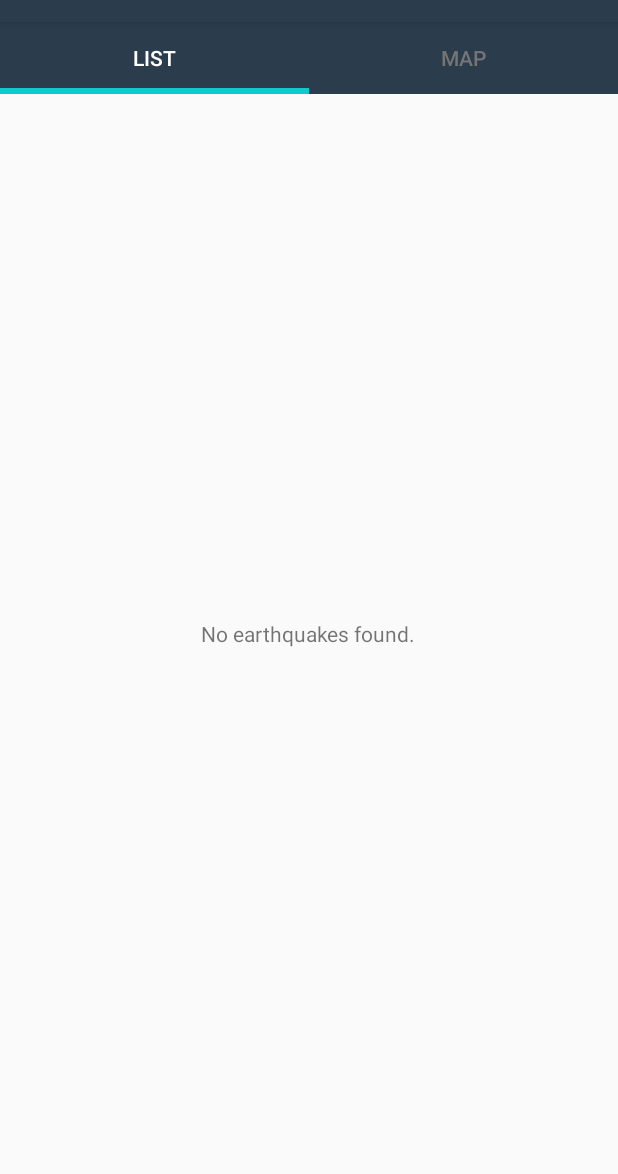
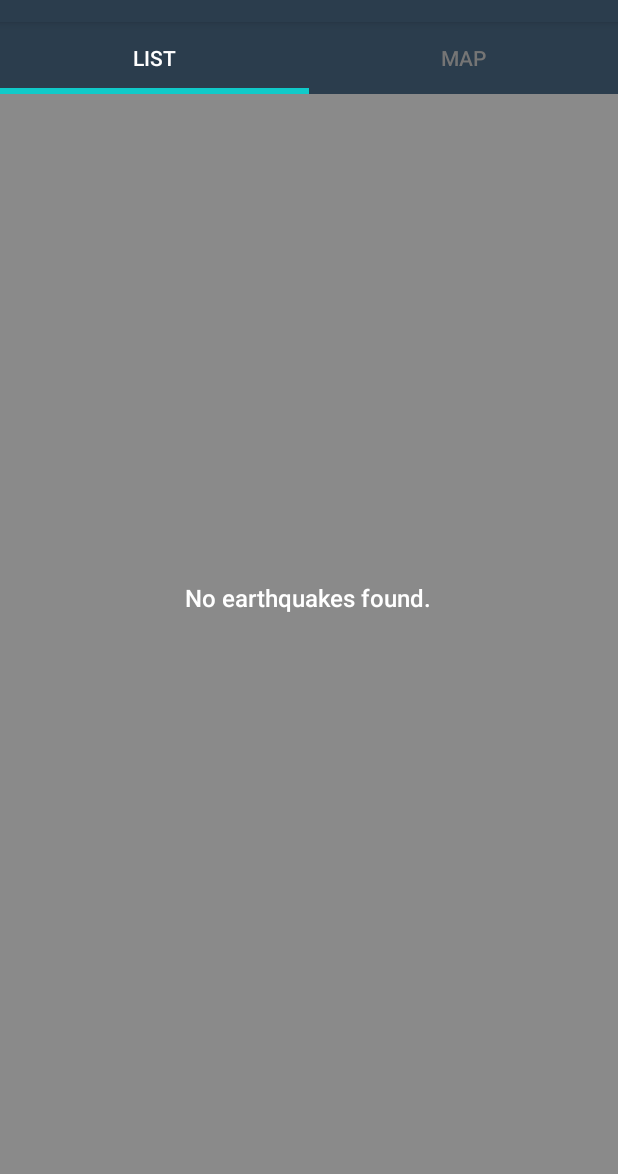
Before and after one commit to samhoffman848/udacity, an Android app: the screen it shows after launch (EarthquakeActivity), on a phone screen of 412 x 824 dp, the part 62-1236 px from its top. Run offline under Robolectric (Android 15) with nearby library versions, the phone set to English and light mode, and no system bars; libraries missing offline, so code that uses them is left out: com.appyvet.materialrangebar, com.jaredrummler.materialspinner, info.hoang8f.android; plain views replace SegmentedGroup; 3 statements that could not run were skipped.

Commit message:
map updates with new search and filtering works

```diff
--- a/QuakeReport/app/src/main/java/com/example/android/quakereport/EarthquakeActivity.java
+++ b/QuakeReport/app/src/main/java/com/example/android/quakereport/EarthquakeActivity.java
@@ -24,10 +24,13 @@ import android.util.Log;
 import android.view.Menu;
 import android.view.MenuInflater;
 import android.view.MenuItem;
+import android.view.View;
 
-public class EarthquakeActivity extends AppCompatActivity implements EarthquakeMapFragment.FragmentListener{
+public class EarthquakeActivity extends AppCompatActivity implements EarthquakeMapFragment.FragmentMapListener, EarthquakeFragment.FragmentListListener{
     EarthquakeFragment mEarthquakeFragment;
     public SimpleFragmentPagerAdapter mAdapter;
+
+    public View mOverlay;
 
     public static final String LOG_TAG = EarthquakeActivity.class.getName();
 
@@ -42,6 +45,8 @@ public class EarthquakeActivity extends AppCompatActivity implements EarthquakeM
 
         TabLayout tabLayout = (TabLayout) findViewById(R.id.tabView);
         tabLayout.setupWithViewPager(viewPager);
+
+        mOverlay = (View) findViewById(R.id.mapOverlay);
     }
 
     public Fragment getFragmentAtPos(int pos){
--- a/QuakeReport/app/src/main/java/com/example/android/quakereport/EarthquakeFragment.java
+++ b/QuakeReport/app/src/main/java/com/example/android/quakereport/EarthquakeFragment.java
@@ -13,6 +13,7 @@ import android.net.Uri;
 import android.os.Bundle;
 import android.support.annotation.Nullable;
 import android.support.v4.app.Fragment;
+import android.util.Log;
 import android.view.LayoutInflater;
 import android.view.View;
 import android.view.ViewGroup;
@@ -37,6 +38,11 @@ import java.util.List;
 import info.hoang8f.android.segmented.SegmentedGroup;
 
 public class EarthquakeFragment extends Fragment implements LoaderManager.LoaderCallbacks<List<QuakeItem>> {
+    EarthquakeMapFragment mEarthquakeMapFragment;
+    private FragmentListListener fragmentListListener;
+
+    View mOverlay;
+
     /** URL to query the USGS dataset for earthquake information */
     private static final String USGS_BASE_REQUEST_URL = "https://earthquake.usgs.gov/fdsnws/event/1/query?format=geojson&eventtype=earthquake";
 
@@ -72,6 +78,8 @@ public class EarthquakeFragment extends Fragment implements LoaderManager.Loader
     private EditText mFromDateText;
     private EditText mToDateText;
 
+    public static final String LOG_TAG = EarthquakeActivity.class.getName();
+
     public EarthquakeFragment() {
         // Required empty public constructor
     }
@@ -93,6 +101,8 @@ public class EarthquakeFragment extends Fragment implements LoaderManager.Loader
         mFromMonth = cal.get(Calendar.MONTH);
         mFromDay = cal.get(Calendar.DAY_OF_MONTH);
 
+        mOverlay = (View) getActivity().findViewById(R.id.mapOverlay);
+
         mFilterGroup = (SegmentedGroup) rootView.findViewById(R.id.filtersLayout);
         mFilterGroup.setOnCheckedChangeListener(new RadioGroup.OnCheckedChangeListener(){
             @Override
@@ -111,10 +121,10 @@ public class EarthquakeFragment extends Fragment implements LoaderManager.Loader
         // so the list can be populated in the user interface
         earthquakeListView.setAdapter(mAdapter);
 
-        mEmptyListTextView = (TextView) rootView.findViewById(R.id.emptyListTextView);
+        mEmptyListTextView = (TextView) getActivity().findViewById(R.id.emptyListTextView);
         earthquakeListView.setEmptyView(mEmptyListTextView);
 
-        mProgressBar = (ProgressBar) rootView.findViewById(R.id.progressBar);
+        mProgressBar = (ProgressBar) getActivity().findViewById(R.id.progressBar);
 
         earthquakeListView.setOnItemClickListener(new AdapterView.OnItemClickListener() {
             @Override
@@ -155,6 +165,21 @@ public class EarthquakeFragment extends Fragment implements LoaderManager.Loader
     }
 
 
+    public interface FragmentListListener{
+        public Fragment getFragmentAtPos(int pos);
+    }
+
+    @Override
+    public void onAttach(Context context) {
+        super.onAttach(context);
+        try {
+            fragmentListListener = (FragmentListListener) context;
+        } catch (ClassCastException castException) {
+            Log.e(LOG_TAG, "Activity failed to implement listener", castException);
+        }
+    }
+
+
     //-------------------------------------------------------------------------------------------
     /* Filter Methods */
     //-------------------------------------------------------------------------------------------
@@ -169,9 +194,6 @@ public class EarthquakeFragment extends Fragment implements LoaderManager.Loader
 
         mAdapter.resetData();
         mAdapter.getFilter().filter(filterString);
-
-        Bundle bundle = new Bundle();
-        bundle.putString("url", null);
     }
 
 
@@ -331,9 +353,15 @@ public class EarthquakeFragment extends Fragment implements LoaderManager.Loader
     //-------------------------------------------------------------------------------------------
     @Override
     public Loader<List<QuakeItem>> onCreateLoader(int i, Bundle args) {
+        Fragment page = fragmentListListener.getFragmentAtPos(1);
+        mEarthquakeMapFragment = (EarthquakeMapFragment) page;
+
         mAdapter.clear();
         mProgressBar.setVisibility(View.VISIBLE);
         mEmptyListTextView.setText("");
+        mFilterGroup.setVisibility(View.INVISIBLE);
+
+        mOverlay.setVisibility(View.VISIBLE);
 
         String url = args.getString("url");
 
@@ -343,14 +371,25 @@ public class EarthquakeFragment extends Fragment implements LoaderManager.Loader
 
     @Override
     public void onLoadFinished(Loader<List<QuakeItem>> loader, List<QuakeItem> earthquakes) {
+        Fragment page = fragmentListListener.getFragmentAtPos(1);
+        mEarthquakeMapFragment = (EarthquakeMapFragment) page;
+
         mAdapter.clear();
 
         mProgressBar.setVisibility(View.GONE);
 
         if (earthquakes != null && !earthquakes.isEmpty()){
             mAdapter.addAll(earthquakes);
+
+            ArrayList<QuakeItem> quakeList = new ArrayList<QuakeItem>(earthquakes);
+            mEarthquakeMapFragment.updateMapMarkers(quakeList);
+
             mEmptyListTextView.setText("");
+            mOverlay.setVisibility(View.INVISIBLE);
+            mFilterGroup.setVisibility(View.VISIBLE);
         } else {
+            mEarthquakeMapFragment.clearMapMarkers();
+
             mEmptyListTextView.setText(R.string.no_earthquake);
         }
     }
--- a/QuakeReport/app/src/main/java/com/example/android/quakereport/EarthquakeMapFragment.java
+++ b/QuakeReport/app/src/main/java/com/example/android/quakereport/EarthquakeMapFragment.java
@@ -24,7 +24,9 @@ import java.util.ArrayList;
 
 public class EarthquakeMapFragment extends Fragment implements OnMapReadyCallback {
     EarthquakeFragment mEarthquakeFragment;
-    private FragmentListener fragmentListener;
+    private FragmentMapListener fragmentMapListener;
+
+    GoogleMap mGoogleMap;
 
     public static final String LOG_TAG = EarthquakeActivity.class.getName();
 
@@ -37,14 +39,13 @@ public class EarthquakeMapFragment extends Fragment implements OnMapReadyCallbac
     public View onCreateView(LayoutInflater inflater, @Nullable ViewGroup container, @Nullable Bundle savedInstanceState) {
         View rootView = inflater.inflate(R.layout.earthquake_map_fragment, container, false);
 
-
         SupportMapFragment mapFragment = (SupportMapFragment) getChildFragmentManager().findFragmentById(R.id.map);
         mapFragment.getMapAsync(this);
 
         return rootView;
     }
 
-    public interface FragmentListener{
+    public interface FragmentMapListener{
         public Fragment getFragmentAtPos(int pos);
     }
 
@@ -52,30 +53,29 @@ public class EarthquakeMapFragment extends Fragment implements OnMapReadyCallbac
     public void onAttach(Context context) {
         super.onAttach(context);
         try {
-            fragmentListener = (FragmentListener) context;
+            fragmentMapListener = (FragmentMapListener) context;
         } catch (ClassCastException castException) {
             Log.e(LOG_TAG, "Activity failed to implement listener", castException);
         }
     }
 
-    //-------------------------------------------------------------------------------------------
-    /** Map Overrides */
-    //-------------------------------------------------------------------------------------------
-    @Override
-    public void onMapReady(GoogleMap googleMap) {
-        Fragment page = fragmentListener.getFragmentAtPos(0);
-        mEarthquakeFragment = (EarthquakeFragment) page;
 
-        ArrayList<QuakeItem> quakeList = mEarthquakeFragment.getQuakeList();
+    public void updateMapMarkers(ArrayList<QuakeItem> quakeList){
+        // Make sure google map object exists
+        if (mGoogleMap==null){
+            return;
+        }
+
+        clearMapMarkers();
 
         for(QuakeItem q : quakeList){
             String[] formattedString = QuakeAdapter.formatLocation(q.getLocation());
             LatLng pos = new LatLng(q.getLat(), q.getLng());
-            Marker marker = googleMap.addMarker(new MarkerOptions().position(pos));
+            Marker marker = mGoogleMap.addMarker(new MarkerOptions().position(pos));
             marker.setTitle(formattedString[1]);
             marker.setSnippet(q.getMagnitude() + " earthquake " + q.getLocation());
 
-            googleMap.setInfoWindowAdapter(new GoogleMap.InfoWindowAdapter() {
+            mGoogleMap.setInfoWindowAdapter(new GoogleMap.InfoWindowAdapter() {
 
                 @Override
                 public View getInfoWindow(Marker arg0) {
@@ -85,7 +85,7 @@ public class EarthquakeMapFragment extends Fragment implements OnMapReadyCallbac
                 @Override
                 public View getInfoContents(Marker marker) {
 
-                    Context context = getActivity(); //or getActivity(), YourActivity.this, etc.
+                    Context context = getActivity();
 
                     View infoWindow = LayoutInflater.from(getActivity()).inflate(R.layout.info_window, null);
                     TextView titleView = infoWindow.findViewById(R.id.titleText);
@@ -98,8 +98,30 @@ public class EarthquakeMapFragment extends Fragment implements OnMapReadyCallbac
                 }
             });
         }
+    }
 
+    public void clearMapMarkers(){
+        // Make sure google map object exists
+        if (mGoogleMap==null){
+            return;
+        }
 
+        mGoogleMap.clear();
+    }
+
+    //-------------------------------------------------------------------------------------------
+    /** Map Overrides */
+    //-------------------------------------------------------------------------------------------
+    @Override
+    public void onMapReady(GoogleMap googleMap) {
+        mGoogleMap = googleMap;
+
+        Fragment page = fragmentMapListener.getFragmentAtPos(0);
+        mEarthquakeFragment = (EarthquakeFragment) page;
+
+        ArrayList<QuakeItem> quakeList = mEarthquakeFragment.getQuakeList();
+
+        updateMapMarkers(quakeList);
 
         LatLng zero = new LatLng(0, 0);
         googleMap.moveCamera(CameraUpdateFactory.newLatLng(zero));
--- a/QuakeReport/app/src/main/java/com/example/android/quakereport/QuakeAdapter.java
+++ b/QuakeReport/app/src/main/java/com/example/android/quakereport/QuakeAdapter.java
@@ -166,6 +166,18 @@ public class QuakeAdapter extends ArrayAdapter<QuakeItem> implements Filterable
         quakeList = origQuakeList;
     }
 
+    public int getCount() {
+        return quakeList.size();
+    }
+
+    public QuakeItem getItem(int position) {
+        return quakeList.get(position);
+    }
+
+    public long getItemId(int position) {
+        return quakeList.get(position).hashCode();
+    }
+
     @Override
     public Filter getFilter() {
         if (quakeFilter == null)
@@ -225,4 +237,5 @@ public class QuakeAdapter extends ArrayAdapter<QuakeItem> implements Filterable
         }
     }
 
+
 }
--- a/QuakeReport/app/src/main/res/layout/earthquake_fragment.xml
+++ b/QuakeReport/app/src/main/res/layout/earthquake_fragment.xml
@@ -30,7 +30,8 @@
         segmentedgroup:sc_border_width="2dp"
         segmentedgroup:sc_corner_radius="2dp"
         segmentedgroup:sc_tint_color="@color/colorPrimary"
-        segmentedgroup:sc_checked_text_color="@android:color/white">
+        segmentedgroup:sc_checked_text_color="@android:color/white"
+        android:visibility="invisible">
 
         <RadioButton
             android:id="@+id/bothRadioButton"
@@ -58,22 +59,6 @@
             style="@style/RadioButton" />
     </info.hoang8f.android.segmented.SegmentedGroup>
 
-    <!--
-    <Button
-        android:id="@+id/earthquakeButton"
-        android:layout_width="match_parent"
-        android:layout_height="wrap_content"
-        android:text="Earthquake"
-        android:onClick="filterListEarthquake"/>
-
-    <Button
-        android:layout_width="match_parent"
-        android:layout_height="wrap_content"
-        android:layout_below="@id/earthquakeButton"
-        android:text="Tsunami"
-        android:onClick="filterList"/>
-        -->
-
     <ListView
         android:id="@+id/list"
         android:orientation="vertical"
@@ -83,16 +68,4 @@
         android:divider="@null"
         android:dividerHeight="0dp"/>
 
-    <TextView
-        android:id="@+id/emptyListTextView"
-        android:layout_width="wrap_content"
-        android:layout_height="wrap_content"
-        android:layout_centerInParent="true"/>
-
-    <ProgressBar
-        android:id="@+id/progressBar"
-        android:layout_width="wrap_content"
-        android:layout_height="wrap_content"
-        android:layout_centerInParent="true"/>
-
 </RelativeLayout>
--- a/QuakeReport/app/src/main/res/layout/main_activity.xml
+++ b/QuakeReport/app/src/main/res/layout/main_activity.xml
@@ -1,5 +1,5 @@
 <?xml version="1.0" encoding="utf-8"?>
-<LinearLayout xmlns:android="http://schemas.android.com/apk/res/android"
+<RelativeLayout xmlns:android="http://schemas.android.com/apk/res/android"
     xmlns:app="http://schemas.android.com/apk/res-auto"
     android:orientation="vertical"
     android:layout_width="match_parent"
@@ -19,6 +19,30 @@
     <android.support.v4.view.ViewPager
         android:layout_width="match_parent"
         android:layout_height="match_parent"
+        android:layout_below="@+id/tabView"
         android:id="@+id/viewpager"/>
 
-</LinearLayout>
+    <View
+        android:id="@+id/mapOverlay"
+        android:layout_width="match_parent"
+        android:layout_height="match_parent"
+        android:layout_below="@id/tabView"
+        android:background="@color/blacktTransparent"
+        android:visibility="visible"/>
+
+    <TextView
+        android:id="@+id/emptyListTextView"
+        android:layout_width="wrap_content"
+        android:layout_height="wrap_content"
+        android:layout_centerInParent="true"
+        android:textColor="@android:color/white"
+        android:textSize="16sp"
+        android:fontFamily="sans-serif-medium"/>
+
+    <ProgressBar
+        android:id="@+id/progressBar"
+        android:layout_width="wrap_content"
+        android:layout_height="wrap_content"
+        android:layout_centerInParent="true"/>
+
+</RelativeLayout>
--- a/QuakeReport/app/src/main/res/values/colors.xml
+++ b/QuakeReport/app/src/main/res/values/colors.xml
@@ -26,6 +26,8 @@
 
     <color name="buttonPrimary">#CFD8DC</color>
     <color name="buttonPrimaryDark">#757575</color>
+
+    <color name="blacktTransparent">#73000000</color>
 
     <!-- Color for an earthquake with magnitude 0 and 2 -->
     <color name="magnitude1">#4A7BA7</color>
```
